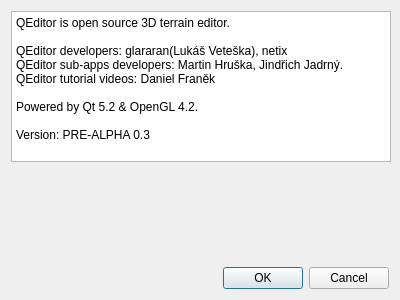
Old version of the form src/ui/about.ui in the repository glararan/QEditor.
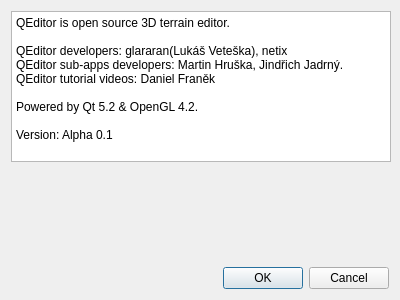
New version of the form.

Commit message:
[42] Alpha 0.1 release
- First alpha version of QEditor
- Fixed compile errors
- Cleanup

The edit to the form file:
```diff
--- a/src/ui/about.ui
+++ b/src/ui/about.ui
@@ -48,7 +48,7 @@
 
 Powered by Qt 5.2 &amp; OpenGL 4.2.
 
-Version: PRE-ALPHA 0.3</string>
+Version: Alpha 0.1</string>
        </property>
       </widget>
      </item>
```
The commit also changes 26 other files.
